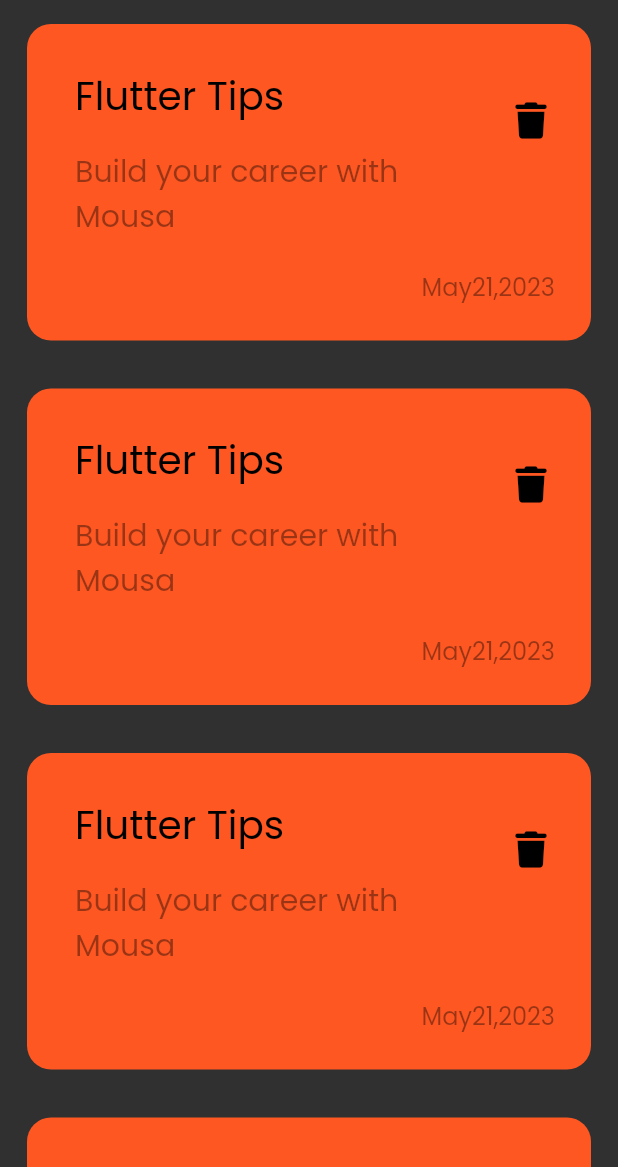
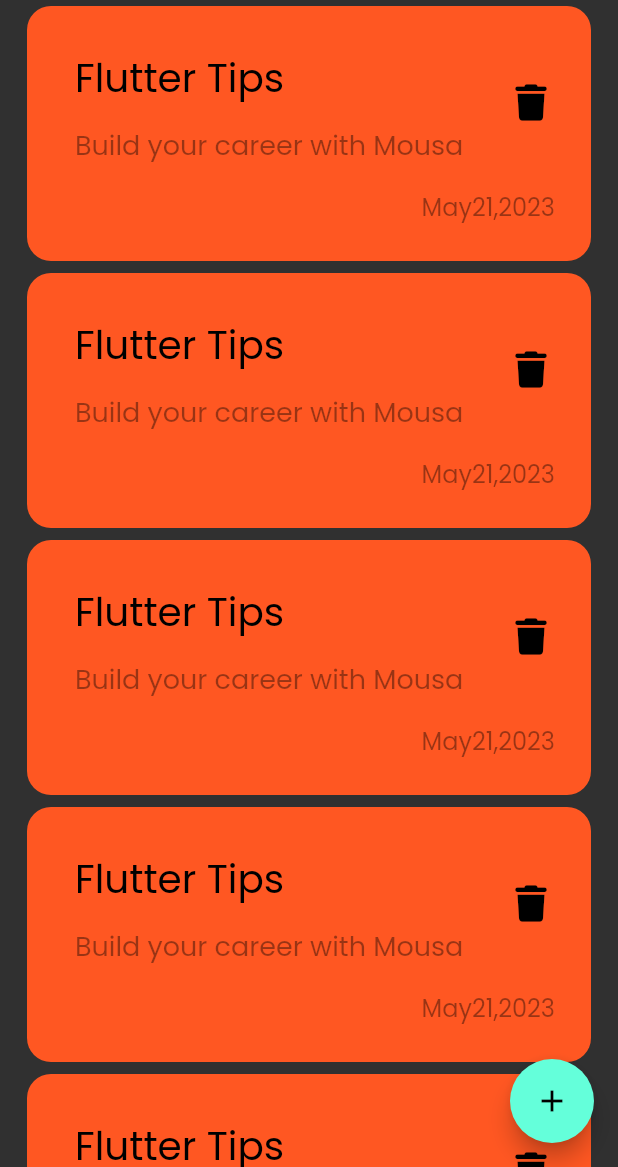
Before and after one commit to Mousa-alaaldeen/note_app, a Flutter app: the screen it shows after launch, on a phone screen of 412 x 824 dp, the part 69-1236 px from its top. Run offline on Flutter 3.47's test engine with Material 2 defaults, Android fonts, the phone set to English and light mode, and no system bars; our stand-ins replace font_awesome_flutter.

Commit message:
add float action button

```diff
--- a/lib/view/note_view.dart
+++ b/lib/view/note_view.dart
@@ -6,8 +6,14 @@ class NoteView extends StatelessWidget {
 
   @override
   Widget build(BuildContext context) {
-    return const Scaffold(
-      body: SafeArea(child: NoteViewBody()),
+    return Scaffold(
+      body: const SafeArea(
+        child: NoteViewBody(),
+      ),
+      floatingActionButton: FloatingActionButton(
+        onPressed: () {},
+        child: const Icon(Icons.add),
+      ),
     );
   }
 }
--- a/lib/view/widget/custom_note_itm.dart
+++ b/lib/view/widget/custom_note_itm.dart
@@ -21,11 +21,11 @@ class NoteItm extends StatelessWidget {
               style: TextStyle(color: Colors.black, fontSize: 26),
             ),
             subtitle: Padding(
-              padding: const EdgeInsets.symmetric(vertical: 16),
+              padding: const EdgeInsets.symmetric(vertical: 12),
               child: Text(
                 'Build your career with Mousa',
                 style: TextStyle(
-                  fontSize: 20,
+                  fontSize: 18,
                   color: Colors.black.withOpacity(0.4),
                 ),
               ),
--- a/lib/view/widget/note_list_view_itm.dart
+++ b/lib/view/widget/note_list_view_itm.dart
@@ -12,7 +12,7 @@ class NotsListView extends StatelessWidget {
     return ListView.builder(
       physics: const BouncingScrollPhysics(),
       itemBuilder: (BuildContext context, int index) => const Padding(
-        padding: EdgeInsets.symmetric(vertical: 16),
+        padding: EdgeInsets.symmetric(vertical: 4),
         child: NoteItm(),
       ),
     );
```
